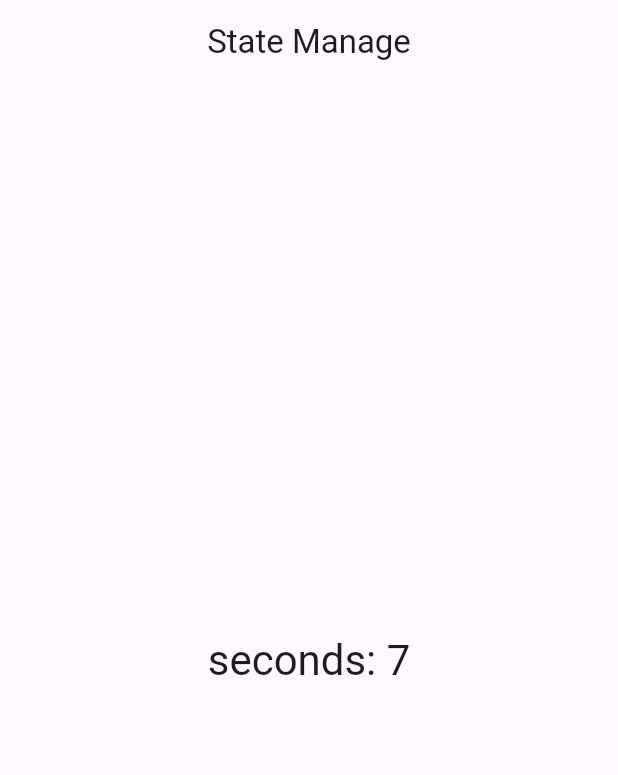
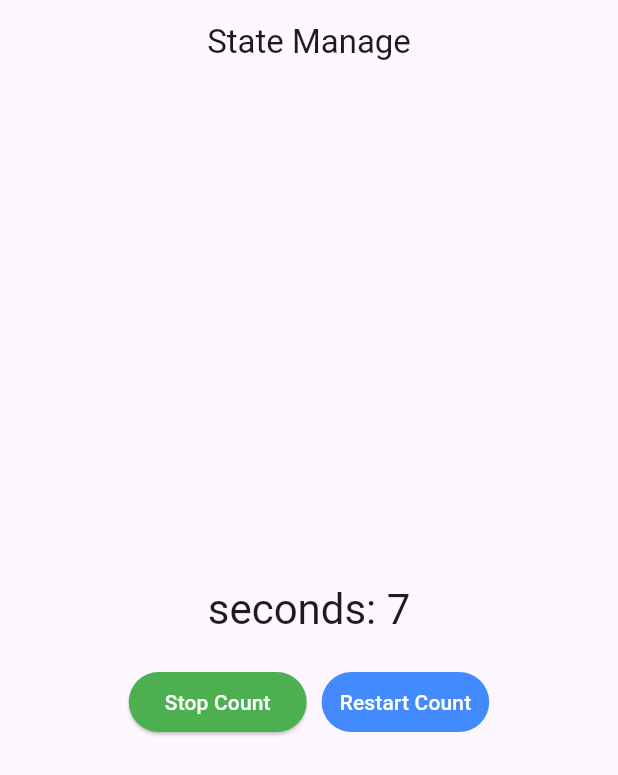
Before and after one commit to devetechnologies/devetechnologies_flutter_course, a Flutter app: the screen it shows after launch, on a phone screen of 412 x 824 dp. Shown: the top 775 px of the screen. Run offline on Flutter 3.47's test engine with Material 3 defaults, Android fonts, the phone set to English and light mode, and no system bars; our stand-ins replace flutter_rating_bar.

Commit message:
create buttons start and stop counter

```diff
--- a/lib/manage-state/stop_count.dart
+++ b/lib/manage-state/stop_count.dart
@@ -12,12 +12,34 @@ class StopCounterState extends StatefulWidget {
 class _StopCounterStateState extends State<StopCounterState> {
   int seconds = 0;
   Timer? timer;
+  bool isClick = true;
 
   @override
   void initState() {
     // TODO: implement initState
     super.initState();
     timer = Timer.periodic(const Duration(seconds: 1), _runing);
+  }
+
+  void _runing(Timer timer) {
+    setState(() {
+      ++seconds;
+    });
+  }
+
+  void _stopCount() {
+    timer!.cancel();
+    setState(() {
+      isClick = false;
+    });
+  }
+
+  void _restartCount() {
+    timer = Timer.periodic(const Duration(seconds: 1), _runing);
+    setState(() {
+      seconds = 0;
+      isClick = true;
+    });
   }
 
   @override
@@ -27,18 +49,48 @@ class _StopCounterStateState extends State<StopCounterState> {
         centerTitle: true,
         title: const Text('State Manage'),
       ),
-      body: Center(
-        child: Text(
-          'seconds: $seconds',
-          style: Theme.of(context).textTheme.headlineMedium,
+      body: SizedBox(
+        width: double.infinity,
+        height: double.infinity,
+        child: Column(
+          mainAxisAlignment: MainAxisAlignment.center,
+          children: [
+            Text(
+              'seconds: $seconds',
+              style: Theme.of(context).textTheme.headlineMedium,
+            ),
+            const SizedBox(
+              height: 20,
+            ),
+            Row(
+              mainAxisAlignment: MainAxisAlignment.center,
+              children: [
+                ElevatedButton(
+                  onPressed: isClick ? _stopCount : null,
+                  style: ButtonStyle(
+                      backgroundColor:
+                          MaterialStateProperty.all<Color>(Colors.green),
+                      foregroundColor:
+                          MaterialStateProperty.all<Color>(Colors.white)),
+                  child: const Text('Stop Count'),
+                ),
+                const SizedBox(
+                  width: 10,
+                ),
+                TextButton(
+                  onPressed: isClick ? null : _restartCount,
+                  style: ButtonStyle(
+                      backgroundColor:
+                          MaterialStateProperty.all<Color>(Colors.blueAccent),
+                      foregroundColor:
+                          MaterialStateProperty.all<Color>(Colors.white)),
+                  child: const Text('Restart Count'),
+                )
+              ],
+            )
+          ],
         ),
       ),
     );
   }
-
-  void _runing(Timer timer) {
-    setState(() {
-      ++seconds;
-    });
-  }
 }
```
